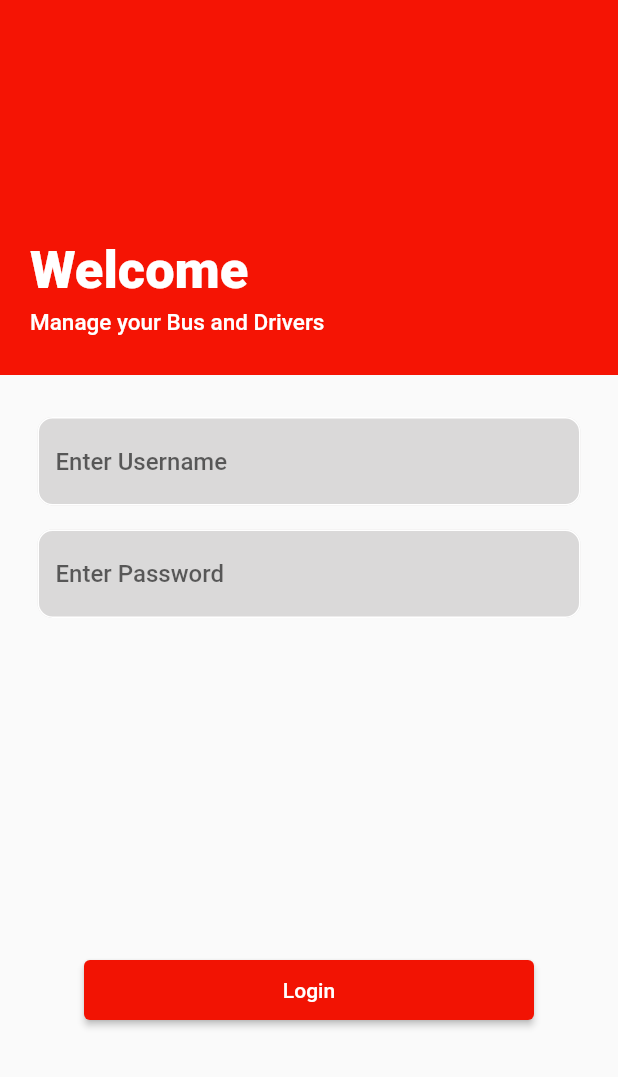
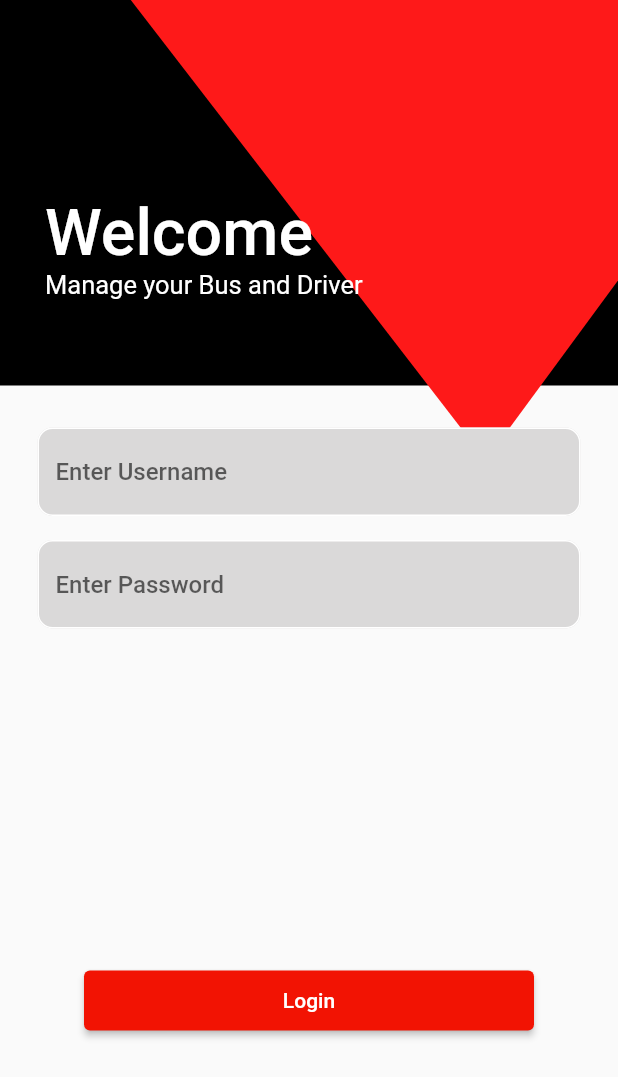
Before and after one commit to Hisham079/moovbe-project, a Flutter app: the screen it shows after launch, after a tap on "Get started", on a phone screen of 412 x 824 dp. Shown: the top 1077 px of the screen. Run offline on Flutter 3.47's test engine with Material 2 defaults, Android fonts, the phone set to English and light mode, and no system bars; our stand-ins replace flutter_screenutil.

Commit message:
second commit

```diff
--- a/lib/main.dart
+++ b/lib/main.dart
@@ -1,4 +1,5 @@
 import 'package:flutter/material.dart';
+import 'package:flutter_screenutil/flutter_screenutil.dart';
 import 'package:moovbe/module/introPage/view/introPage.dart';
 
 void main() {
@@ -11,20 +12,10 @@ class MyApp extends StatelessWidget {
   // This widget is the root of your application.
   @override
   Widget build(BuildContext context) {
-    return MaterialApp(
-      title: 'Flutter Demo',
-      theme: ThemeData(
-        // This is the theme of your application.
-        //
-        // Try running your application with "flutter run". You'll see the
-        // application has a blue toolbar. Then, without quitting the app, try
-        // changing the primarySwatch below to Colors.green and then invoke
-        // "hot reload" (press "r" in the console where you ran "flutter run",
-        // or simply save your changes to "hot reload" in a Flutter IDE).
-        // Notice that the counter didn't reset back to zero; the application
-        // is not restarted.
-        primarySwatch: Colors.blue,
-      ),
-      home:IntroPage());
+    return ScreenUtilInit(
+      builder: (context, child) {
+        return MaterialApp(home: IntroPage());
+      },
+    );
   }
 }
--- /dev/null
+++ b/lib/module/signin/local_widget/login_design.dart
@@ -0,0 +1,33 @@
+import 'package:flutter/material.dart';
+import 'package:flutter_screenutil/flutter_screenutil.dart';
+
+class LoginDesign extends CustomPainter {
+  @override
+  void paint(Canvas canvas, Size size) {
+    Paint paint = Paint()
+      ..color = const Color.fromARGB(255, 254, 25, 25)
+      ..style = PaintingStyle.fill;
+    Path path = Path()
+      ..moveTo(
+        73.h,
+        0,
+      )
+      ..lineTo(
+        283.w,
+        257.h,
+      )
+      ..lineTo(
+        365.w,
+        150.h,
+      )
+      ..lineTo(
+        365.w,
+        0,
+      )
+      ..close();
+    canvas.drawPath(path, paint);
+  }
+
+  @override
+  bool shouldRepaint(covariant CustomPainter oldDelegate) => false;
+}
--- a/lib/module/signin/view/signin.dart
+++ b/lib/module/signin/view/signin.dart
@@ -4,6 +4,8 @@ import 'package:flutter/src/widgets/placeholder.dart';
 import 'package:moovbe/module/homePage/view/homePage.dart';
 import 'package:moovbe/module/introPage/local_widget/button_widget.dart';
 import 'package:moovbe/module/signin/local_widget/customTxtField.dart';
+
+import '../local_widget/login_design.dart';
 
 class SigninPage extends StatelessWidget {
   const SigninPage({super.key});
@@ -14,44 +16,76 @@ class SigninPage extends StatelessWidget {
       body: SingleChildScrollView(
         child: Column(children: [
           Container(
-            color: Color.fromARGB(255, 245, 20, 4),
-            height: 250,
+            color: Colors.black,
             width: double.infinity,
+            height: 257,
+            child: CustomPaint(
+              painter: LoginDesign(),
+              child: Align(
+                alignment: Alignment.bottomLeft,
+                child: Padding(
+                  padding: const EdgeInsets.only(left: 30, top: 130),
                   child: Column(
                     crossAxisAlignment: CrossAxisAlignment.start,
                     children: [
-                SizedBox(
-                  height: 160,
-                ),
-                Padding(
-                  padding: const EdgeInsets.only(left: 20, bottom: 5),
+                      const FittedBox(
                           child: Text(
                         'Welcome',
                         style: TextStyle(
                             color: Colors.white,
-                        fontSize: 35,
-                        fontWeight: FontWeight.w900),
-                  ),
-                ),
-                Padding(
-                  padding: const EdgeInsets.only(left: 20),
+                            fontSize: 43,
+                            fontWeight: FontWeight.w500),
+                      )),
+                      const FittedBox(
                           child: Text(
-                    'Manage your Bus and Drivers',
-                    style: TextStyle(
-                        color: Colors.white,
-                        fontSize: 15,
-                        fontWeight: FontWeight.w500),
-                  ),
-                )
+                        'Manage your Bus and Driver',
+                        style: TextStyle(color: Colors.white, fontSize: 17),
+                      )),
                     ],
                   ),
                 ),
-          SizedBox(
+              ),
+            ),
+          ),
+          // Container(
+          //   color: Color.fromARGB(255, 245, 20, 4),
+          //   height: 250,
+          //   width: double.infinity,
+          //   child: Column(
+          //     crossAxisAlignment: CrossAxisAlignment.start,
+          //     children: [
+          //       SizedBox(
+          //         height: 160,
+          //       ),
+          //       Padding(
+          //         padding: const EdgeInsets.only(left: 20, bottom: 5),
+          //         child: Text(
+          //           'Welcome',
+          //           style: TextStyle(
+          //               color: Colors.white,
+          //               fontSize: 35,
+          //               fontWeight: FontWeight.w900),
+          //         ),
+          //       ),
+          //       Padding(
+          //         padding: const EdgeInsets.only(left: 20),
+          //         child: Text(
+          //           'Manage your Bus and Drivers',
+          //           style: TextStyle(
+          //               color: Colors.white,
+          //               fontSize: 15,
+          //               fontWeight: FontWeight.w500),
+          //         ),
+          //       )
+          //     ],
+          //   ),
+          // ),
+          const SizedBox(
             height: 20,
           ),
           CustomTxtField(txt: 'Enter Username'),
           CustomTxtField(txt: 'Enter Password'),
-          SizedBox(
+          const SizedBox(
             height: 220,
           ),
           ButtonWidget(
@@ -66,7 +100,7 @@ class SigninPage extends StatelessWidget {
             width: 300,
             height: 40,
             txt: 'Login',
-            btnclr: Color.fromARGB(255, 242, 19, 3),
+            btnclr: const Color.fromARGB(255, 242, 19, 3),
             txtclr: Colors.white,
           )
         ]),
--- a/pubspec.yaml
+++ b/pubspec.yaml
@@ -35,6 +35,8 @@ dependencies:
   # The following adds the Cupertino Icons font to your application.
   # Use with the CupertinoIcons class for iOS style icons.
   cupertino_icons: ^1.0.2
+  http: ^0.13.5
+  flutter_screenutil: ^5.6.1
 
 dev_dependencies:
   flutter_test:
```
Also changed, not shown: pubspec.lock. Lines whose indentation alone changed are shown as unchanged.
